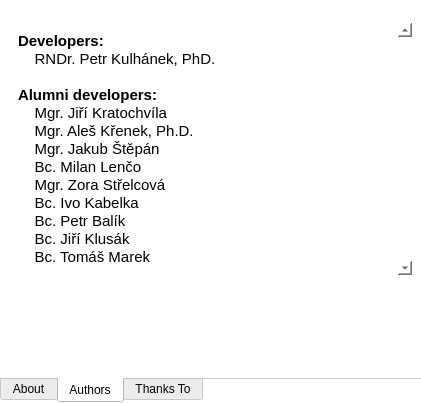
This is src/lib/NemesisCore/windows/AboutWindow.ui in kulhanek/nemesis-vtk as Qt 5 draws it before an edit. The edited form follows.
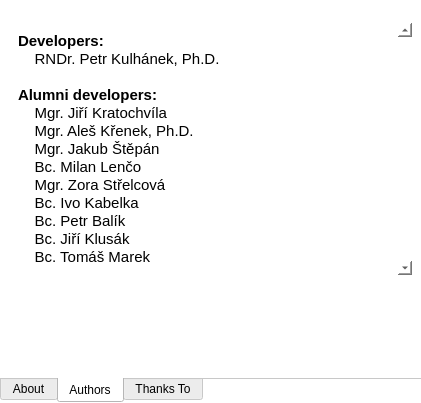
This is the edited form. The open tabs and pages were chosen to show the change. Icons and pictures are not drawn.

```diff
--- a/src/lib/NemesisCore/windows/AboutWindow.ui
+++ b/src/lib/NemesisCore/windows/AboutWindow.ui
@@ -150,7 +150,7 @@
            <rect>
             <x>0</x>
             <y>0</y>
-            <width>258</width>
+            <width>389</width>
             <height>239</height>
            </rect>
           </property>
@@ -163,7 +163,7 @@
 p, li { white-space: pre-wrap; }
 &lt;/style&gt;&lt;/head&gt;&lt;body style=&quot; font-family:'Ubuntu'; font-size:11pt; font-weight:400; font-style:normal;&quot;&gt;
 &lt;p style=&quot; margin-top:0px; margin-bottom:0px; margin-left:0px; margin-right:0px; -qt-block-indent:0; text-indent:0px;&quot;&gt;&lt;span style=&quot; font-weight:600;&quot;&gt;Developers:&lt;/span&gt;&lt;/p&gt;
-&lt;p style=&quot; margin-top:0px; margin-bottom:0px; margin-left:0px; margin-right:0px; -qt-block-indent:0; text-indent:0px;&quot;&gt;    RNDr. Petr Kulhánek, PhD.&lt;/p&gt;
+&lt;p style=&quot; margin-top:0px; margin-bottom:0px; margin-left:0px; margin-right:0px; -qt-block-indent:0; text-indent:0px;&quot;&gt;    RNDr. Petr Kulhánek, Ph.D.&lt;/p&gt;
 &lt;p style=&quot;-qt-paragraph-type:empty; margin-top:0px; margin-bottom:0px; margin-left:0px; margin-right:0px; -qt-block-indent:0; text-indent:0px;&quot;&gt;&lt;br /&gt;&lt;/p&gt;
 &lt;p style=&quot; margin-top:0px; margin-bottom:0px; margin-left:0px; margin-right:0px; -qt-block-indent:0; text-indent:0px;&quot;&gt;&lt;span style=&quot; font-weight:600;&quot;&gt;Alumni developers:&lt;/span&gt;&lt;/p&gt;
 &lt;p style=&quot; margin-top:0px; margin-bottom:0px; margin-left:0px; margin-right:0px; -qt-block-indent:0; text-indent:0px;&quot;&gt;    Mgr. Jiří Kratochvíla&lt;/p&gt;
```
